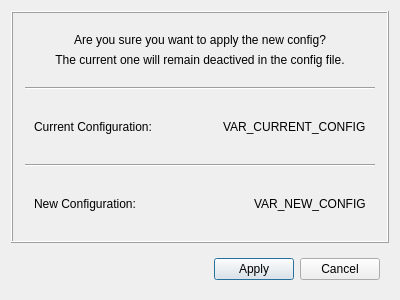
rfrench3/scopebuddy-gui, file apply_confirmation.ui: the form before one commit.
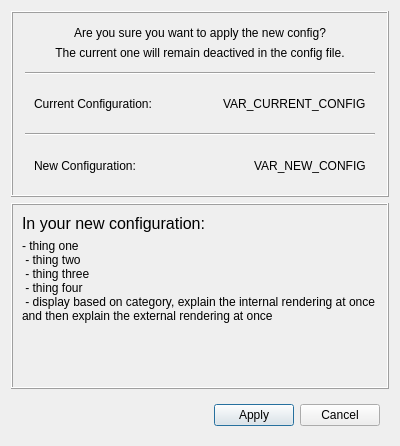
The form after the commit.

Commit message: apply dialog ui update, placeholder for pytest

What changed in the file:
```diff
--- a/apply_confirmation.ui
+++ b/apply_confirmation.ui
@@ -10,7 +10,7 @@
     <x>0</x>
     <y>0</y>
     <width>400</width>
-    <height>300</height>
+    <height>446</height>
    </rect>
   </property>
   <property name="windowTitle">
@@ -183,6 +183,107 @@
      </layout>
     </widget>
    </item>
+   <item>
+    <widget class="QFrame" name="frame_3">
+     <property name="sizePolicy">
+      <sizepolicy hsizetype="Preferred" vsizetype="Preferred">
+       <horstretch>0</horstretch>
+       <verstretch>1</verstretch>
+      </sizepolicy>
+     </property>
+     <property name="frameShape">
+      <enum>QFrame::Shape::Box</enum>
+     </property>
+     <property name="frameShadow">
+      <enum>QFrame::Shadow::Raised</enum>
+     </property>
+     <layout class="QGridLayout" name="gridLayout_2">
+      <property name="leftMargin">
+       <number>0</number>
+      </property>
+      <property name="topMargin">
+       <number>0</number>
+      </property>
+      <property name="rightMargin">
+       <number>0</number>
+      </property>
+      <property name="bottomMargin">
+       <number>0</number>
+      </property>
+      <property name="spacing">
+       <number>0</number>
+      </property>
+      <item row="0" column="0">
+       <widget class="QScrollArea" name="scrollArea">
+        <property name="frameShape">
+         <enum>QFrame::Shape::NoFrame</enum>
+        </property>
+        <property name="horizontalScrollBarPolicy">
+         <enum>Qt::ScrollBarPolicy::ScrollBarAlwaysOff</enum>
+        </property>
+        <property name="widgetResizable">
+         <bool>true</bool>
+        </property>
+        <widget class="QWidget" name="scrollAreaWidgetContents">
+         <property name="geometry">
+          <rect>
+           <x>0</x>
+           <y>0</y>
+           <width>363</width>
+           <height>190</height>
+          </rect>
+         </property>
+         <layout class="QGridLayout" name="gridLayout_3">
+          <item row="0" column="0">
+           <widget class="QLabel" name="textLabel">
+            <property name="sizePolicy">
+             <sizepolicy hsizetype="Preferred" vsizetype="Maximum">
+              <horstretch>0</horstretch>
+              <verstretch>0</verstretch>
+             </sizepolicy>
+            </property>
+            <property name="font">
+             <font>
+              <pointsize>12</pointsize>
+              <fontweight>Medium</fontweight>
+             </font>
+            </property>
+            <property name="text">
+             <string>In your new configuration:</string>
+            </property>
+            <property name="alignment">
+             <set>Qt::AlignmentFlag::AlignLeading|Qt::AlignmentFlag::AlignLeft|Qt::AlignmentFlag::AlignTop</set>
+            </property>
+           </widget>
+          </item>
+          <item row="1" column="0">
+           <widget class="QLabel" name="var_newConfigPretty">
+            <property name="text">
+             <string>- thing one
+ - thing two
+ - thing three
+ - thing four
+ - display based on category, explain the internal rendering at once and then explain the external rendering at once
+ </string>
+            </property>
+            <property name="textFormat">
+             <enum>Qt::TextFormat::MarkdownText</enum>
+            </property>
+            <property name="alignment">
+             <set>Qt::AlignmentFlag::AlignLeading|Qt::AlignmentFlag::AlignLeft|Qt::AlignmentFlag::AlignTop</set>
+            </property>
+            <property name="wordWrap">
+             <bool>true</bool>
+            </property>
+           </widget>
+          </item>
+         </layout>
+        </widget>
+       </widget>
+      </item>
+     </layout>
+    </widget>
+   </item>
    <item>
     <widget class="QFrame" name="frame">
      <property name="frameShape">
```
The commit also changes 2 other files.
